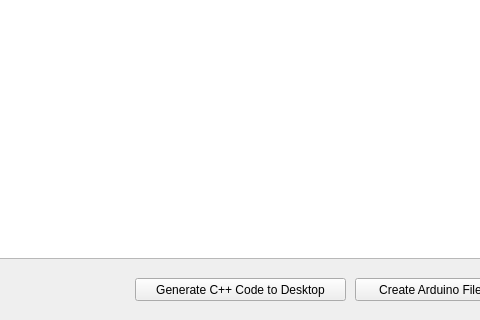
The window that GUI_Code/BlockTrial/displaywindow.ui (sonderswag/Modular-LED-HRI-) describes before a commit, drawn with Qt 5; both pictures show x 135 to 615 and y 102 to 422 of the 723 by 422 pixel window.
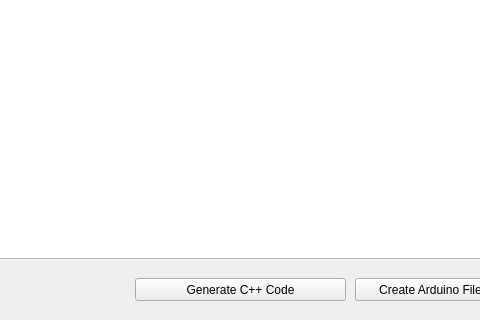
The same window after the commit. Custom widgets are drawn as their Qt base class.

```diff
--- a/GUI_Code/BlockTrial/displaywindow.ui
+++ b/GUI_Code/BlockTrial/displaywindow.ui
@@ -72,7 +72,7 @@
     </rect>
    </property>
    <property name="text">
-    <string>Generate C++ Code to Desktop</string>
+    <string>Generate C++ Code</string>
    </property>
   </widget>
  </widget>
```
